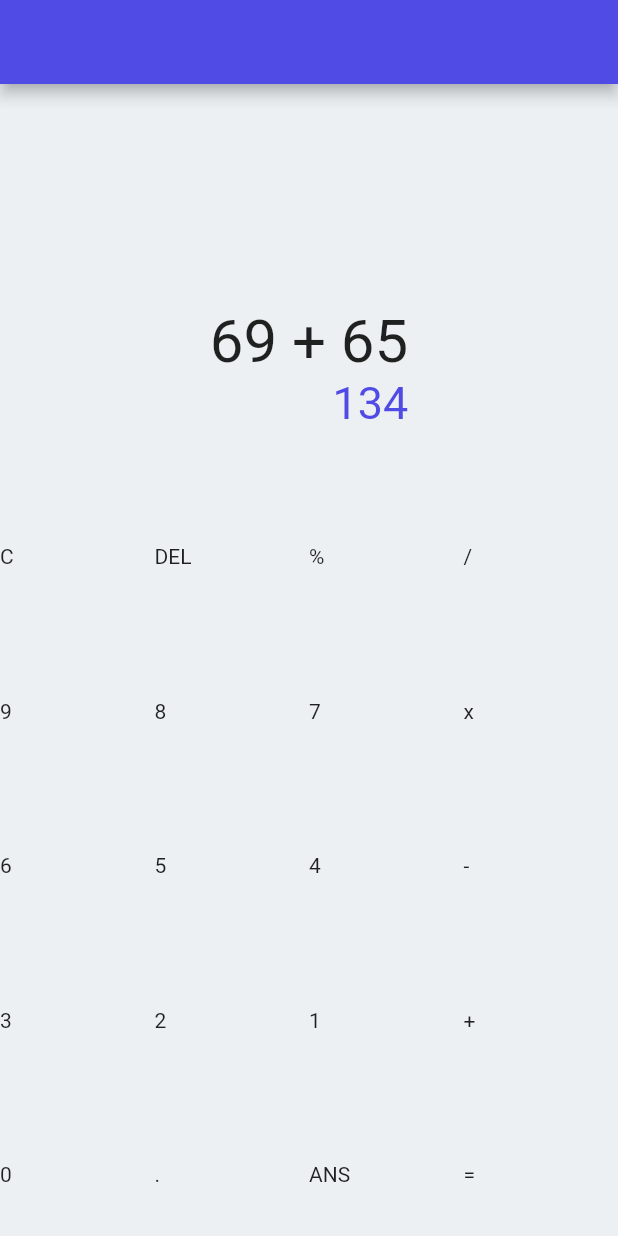
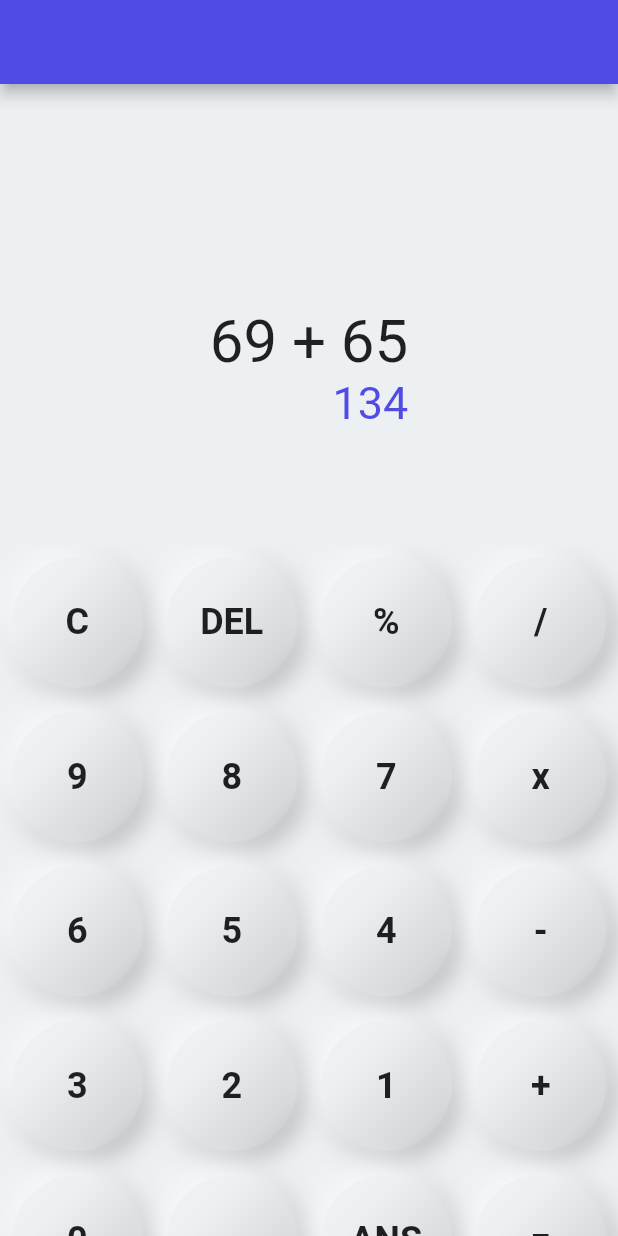
Before and after one commit to MatthieuNadeau96/Neumorphic_Calculator, a Flutter app: the screen it shows after launch, on a phone screen of 412 x 824 dp. Run offline on Flutter 3.47's test engine with Material 2 defaults, Android fonts, the phone set to English and light mode, and no system bars.

Commit message:
created a button widget and implmented it into the gridviewbuilder

```diff
--- /dev/null
+++ b/lib/button.dart
@@ -0,0 +1,56 @@
+import 'package:flutter/material.dart';
+
+class Button extends StatelessWidget {
+  final text;
+
+  Button({this.text});
+
+  @override
+  Widget build(BuildContext context) {
+    ThemeData themeData = Theme.of(context);
+    return GestureDetector(
+      child: Padding(
+        padding: const EdgeInsets.all(8.0),
+        child: Container(
+          child: Center(
+              child: Text(
+            text,
+            style: TextStyle(
+              fontSize: 24,
+              fontWeight: FontWeight.bold,
+            ),
+          )),
+          decoration: BoxDecoration(
+            color: themeData.canvasColor,
+            borderRadius: BorderRadius.all(Radius.circular(50)),
+            boxShadow: [
+              BoxShadow(
+                color: Color(0xffA5A8AB),
+                offset: Offset(4.0, 4.0),
+                blurRadius: 15.0,
+                spreadRadius: 1.0,
+              ),
+              BoxShadow(
+                color: Color(0xffffffff),
+                offset: Offset(-4.0, -4.0),
+                blurRadius: 15.0,
+                spreadRadius: 1.0,
+              ),
+            ],
+            gradient: LinearGradient(
+              begin: Alignment.topLeft,
+              end: Alignment.bottomRight,
+              colors: [
+                Color(0xffEEF2F4),
+                themeData.canvasColor,
+                Color(0xffD4D8DB),
+                Color(0xffBDC0C3),
+              ],
+              stops: [0.1, 0.3, 0.8, 1],
+            ),
+          ),
+        ),
+      ),
+    );
+  }
+}
--- a/lib/main.dart
+++ b/lib/main.dart
@@ -1,4 +1,5 @@
 import 'package:flutter/material.dart';
+import './button.dart';
 
 void main() => runApp(MyApp());
 
@@ -83,7 +84,7 @@ class _MyHomePageState extends State<MyHomePage> {
               gridDelegate:
                   SliverGridDelegateWithFixedCrossAxisCount(crossAxisCount: 4),
               itemBuilder: (BuildContext context, int index) {
-                return Text(buttons[index]);
+                return Button(text: buttons[index]);
               },
             ),
           ),
```
